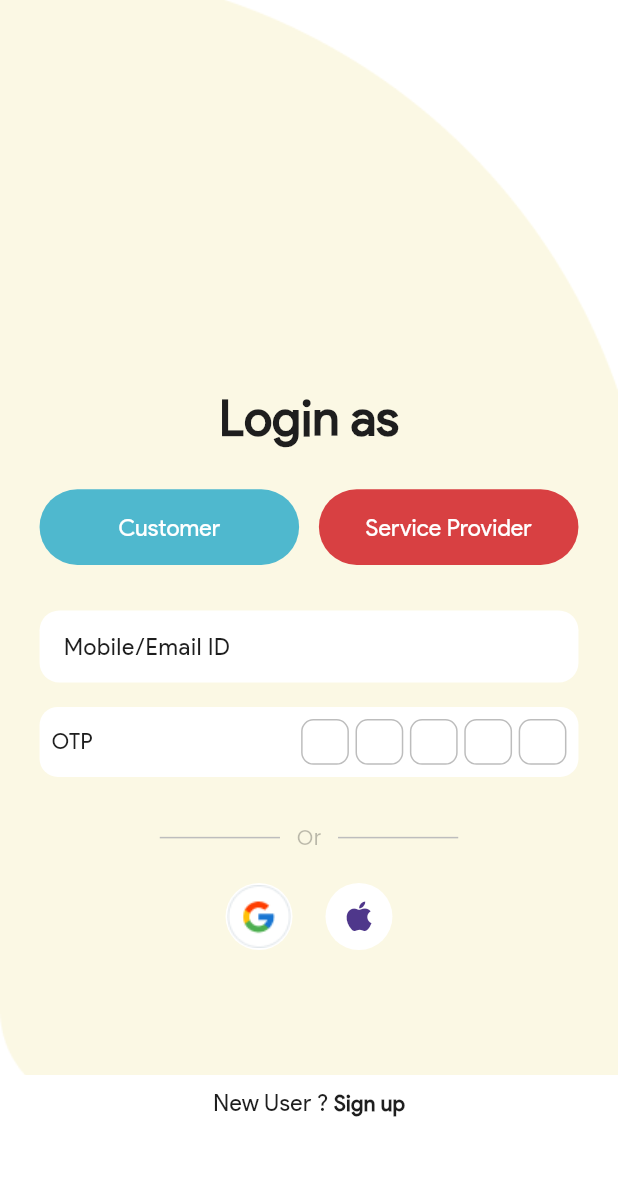
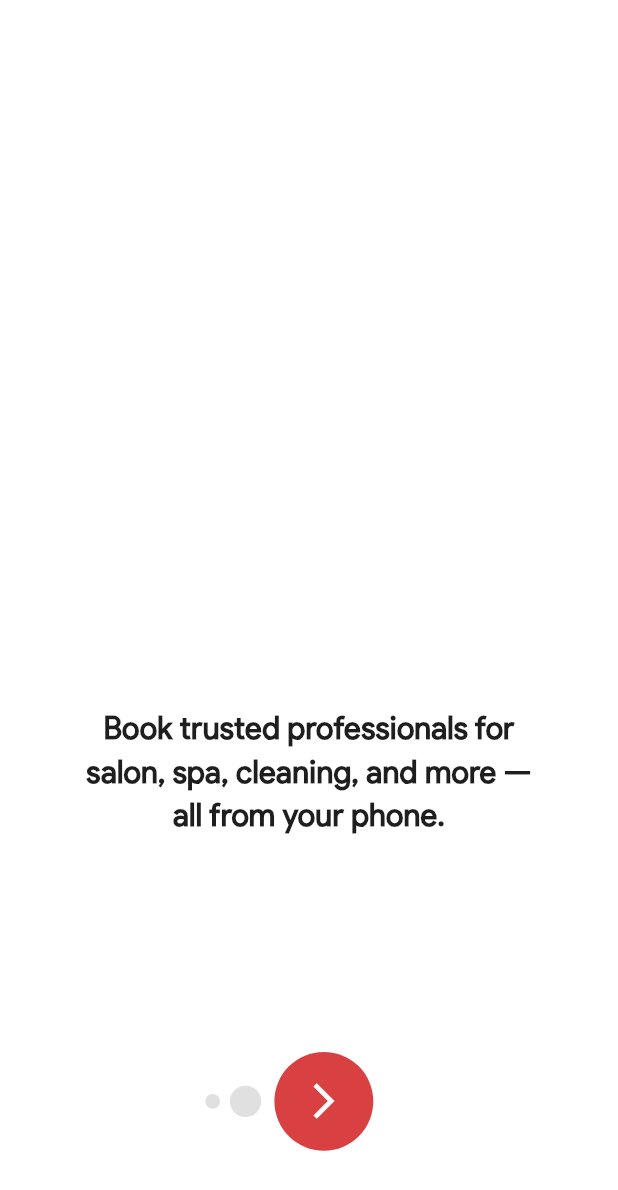
Before and after one commit to kajumac07/skillzVilla2025, a Flutter app: the screen it shows after launch, on a phone screen of 412 x 824 dp. Shown: the top 1190 px of the screen. Run offline on Flutter 3.47's test engine with Material 3 defaults, Android fonts, the phone set to English and light mode, and no system bars; our stand-ins replace flutter_screenutil, get, google_fonts.

Commit message:
8. welcome screen design completed

```diff
--- a/customer_app/lib/app/screens/splash/splash_screen.dart
+++ b/customer_app/lib/app/screens/splash/splash_screen.dart
@@ -1,6 +1,7 @@
 import 'package:customer_app/app/core/values/app_images.dart';
 import 'package:customer_app/app/global/widgets/custom_text.dart';
 import 'package:customer_app/app/screens/auth/login_screen.dart';
+import 'package:customer_app/app/screens/welcome/welcome_screen.dart';
 import 'package:flutter/material.dart';
 import 'package:flutter_screenutil/flutter_screenutil.dart';
 import 'package:get/get.dart';
@@ -17,7 +18,7 @@ class _SplashScreenState extends State<SplashScreen> {
   void initState() {
     super.initState();
     Future.delayed(const Duration(seconds: 3), () {
-      Get.offAll(() => const LoginScreen());
+      Get.offAll(() => const WelcomeScreen());
     });
   }
 
--- /dev/null
+++ b/customer_app/lib/app/screens/welcome/welcome_screen.dart
@@ -0,0 +1,94 @@
+import 'package:customer_app/app/core/constants/consts.dart';
+import 'package:customer_app/app/core/utils/appStyles.dart';
+import 'package:customer_app/app/screens/auth/login_screen.dart';
+import 'package:flutter/material.dart';
+import 'package:flutter_screenutil/flutter_screenutil.dart';
+import 'package:get/get.dart';
+import 'package:google_fonts/google_fonts.dart';
+
+class WelcomeScreen extends StatelessWidget {
+  const WelcomeScreen({super.key});
+
+  @override
+  Widget build(BuildContext context) {
+    return Scaffold(
+      backgroundColor: Colors.white,
+      body: SafeArea(
+        child: Padding(
+          padding: EdgeInsets.symmetric(horizontal: 24.w, vertical: 40.h),
+          child: Column(
+            mainAxisAlignment: MainAxisAlignment.spaceBetween,
+            children: [
+              Spacer(),
+              Spacer(),
+              Spacer(),
+              // Tagline text
+              Padding(
+                padding: EdgeInsets.symmetric(horizontal: 24.w),
+                child: Text(
+                  "Book trusted professionals for salon, spa, cleaning, and more — all from your phone.",
+                  textAlign: TextAlign.center,
+                  style: appStyle(20.sp, kDark, FontWeight.bold),
+                ),
+              ),
+              Spacer(),
+
+              // Bottom navigation area
+              Padding(
+                padding: EdgeInsets.only(bottom: 16.h),
+                child: Row(
+                  mainAxisAlignment: MainAxisAlignment.center,
+                  children: [
+                    // little indicator circles
+                    Row(
+                      children: [
+                        Container(
+                          height: 9.w,
+                          width: 9.w,
+                          decoration: BoxDecoration(
+                            color: Colors.grey.shade300,
+                            shape: BoxShape.circle,
+                          ),
+                        ),
+                        SizedBox(width: 6.w),
+                        Container(
+                          height: 19.w,
+                          width: 19.w,
+                          decoration: BoxDecoration(
+                            color: Colors.grey.shade300,
+                            shape: BoxShape.circle,
+                          ),
+                        ),
+                        SizedBox(width: 8.w),
+                        // forward button
+                        GestureDetector(
+                          onTap: () {
+                            Get.to(() => const LoginScreen());
+                          },
+                          child: Container(
+                            height: 60.w,
+                            width: 60.w,
+                            decoration: const BoxDecoration(
+                              color: kPrimary,
+                              shape: BoxShape.circle,
+                            ),
+                            child: const Icon(
+                              Icons.arrow_forward_ios,
+                              color: Colors.white,
+                              size: 28,
+                            ),
+                          ),
+                        ),
+                      ],
+                    ),
+                    SizedBox(width: 24.w),
+                  ],
+                ),
+              ),
+            ],
+          ),
+        ),
+      ),
+    );
+  }
+}
```
